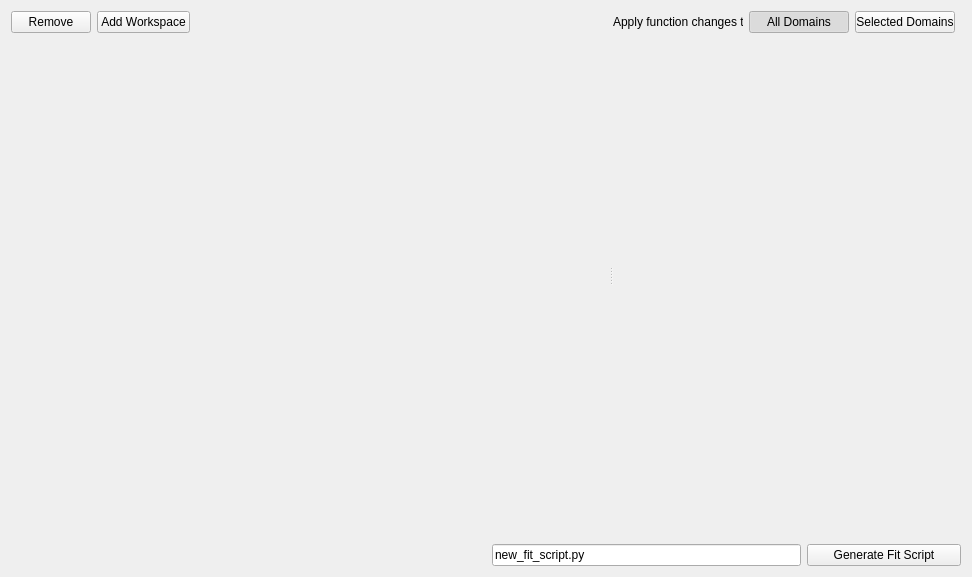
The window that qt/widgets/common/inc/MantidQtWidgets/Common/FitScriptGenerator.ui (mantidproject/mantid) describes before a commit, drawn with Qt 5.
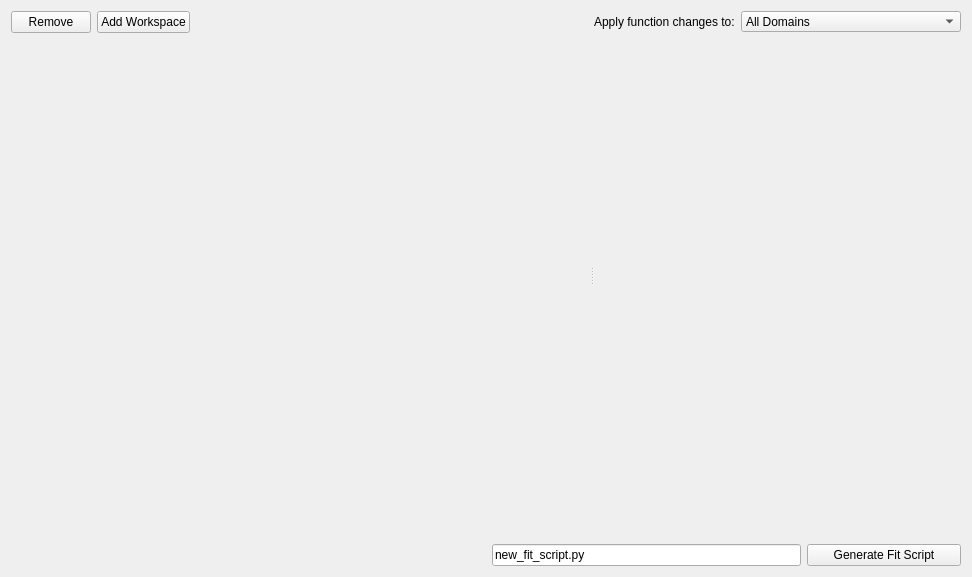
The same window after the commit.

Commit message: Refs #30686. Review changes.

Diff of the .ui file:
```diff
--- a/qt/widgets/common/inc/MantidQtWidgets/Common/FitScriptGenerator.ui
+++ b/qt/widgets/common/inc/MantidQtWidgets/Common/FitScriptGenerator.ui
@@ -125,89 +125,7 @@
           <property name="bottomMargin">
            <number>0</number>
           </property>
-          <item row="0" column="1">
-           <widget class="QLabel" name="label">
-            <property name="minimumSize">
-             <size>
-              <width>130</width>
-              <height>0</height>
-             </size>
-            </property>
-            <property name="maximumSize">
-             <size>
-              <width>130</width>
-              <height>16777215</height>
-             </size>
-            </property>
-            <property name="text">
-             <string>Apply function changes to:</string>
-            </property>
-           </widget>
-          </item>
-          <item row="0" column="3">
-           <widget class="QPushButton" name="pbSelectedDomains">
-            <property name="minimumSize">
-             <size>
-              <width>100</width>
-              <height>0</height>
-             </size>
-            </property>
-            <property name="maximumSize">
-             <size>
-              <width>100</width>
-              <height>16777215</height>
-             </size>
-            </property>
-            <property name="text">
-             <string>Selected Domains</string>
-            </property>
-            <property name="checkable">
-             <bool>true</bool>
-            </property>
-           </widget>
-          </item>
-          <item row="0" column="2">
-           <widget class="QPushButton" name="pbAllDomains">
-            <property name="minimumSize">
-             <size>
-              <width>100</width>
-              <height>0</height>
-             </size>
-            </property>
-            <property name="maximumSize">
-             <size>
-              <width>100</width>
-              <height>16777215</height>
-             </size>
-            </property>
-            <property name="text">
-             <string>All Domains</string>
-            </property>
-            <property name="checkable">
-             <bool>true</bool>
-            </property>
-            <property name="checked">
-             <bool>true</bool>
-            </property>
-           </widget>
-          </item>
-          <item row="0" column="4">
-           <spacer name="horizontalSpacer_2">
-            <property name="orientation">
-             <enum>Qt::Horizontal</enum>
-            </property>
-            <property name="sizeType">
-             <enum>QSizePolicy::Expanding</enum>
-            </property>
-            <property name="sizeHint" stdset="0">
-             <size>
-              <width>0</width>
-              <height>0</height>
-             </size>
-            </property>
-           </spacer>
-          </item>
-          <item row="1" column="1" colspan="4">
+          <item row="1" column="1" colspan="3">
            <widget class="QFrame" name="fBrowsers">
             <property name="minimumSize">
              <size>
@@ -244,6 +162,39 @@
             </layout>
            </widget>
           </item>
+          <item row="0" column="1">
+           <widget class="QLabel" name="label">
+            <property name="text">
+             <string>Apply function changes to:</string>
+            </property>
+           </widget>
+          </item>
+          <item row="0" column="2" colspan="2">
+           <widget class="QComboBox" name="cbApplyFunctionChangesTo">
+            <property name="minimumSize">
+             <size>
+              <width>220</width>
+              <height>21</height>
+             </size>
+            </property>
+            <property name="maximumSize">
+             <size>
+              <width>16777215</width>
+              <height>21</height>
+             </size>
+            </property>
+            <item>
+             <property name="text">
+              <string>All Domains</string>
+             </property>
+            </item>
+            <item>
+             <property name="text">
+              <string>Selected Domains</string>
+             </property>
+            </item>
+           </widget>
+          </item>
          </layout>
         </widget>
        </widget>
```
The commit also changes 2 other files.
